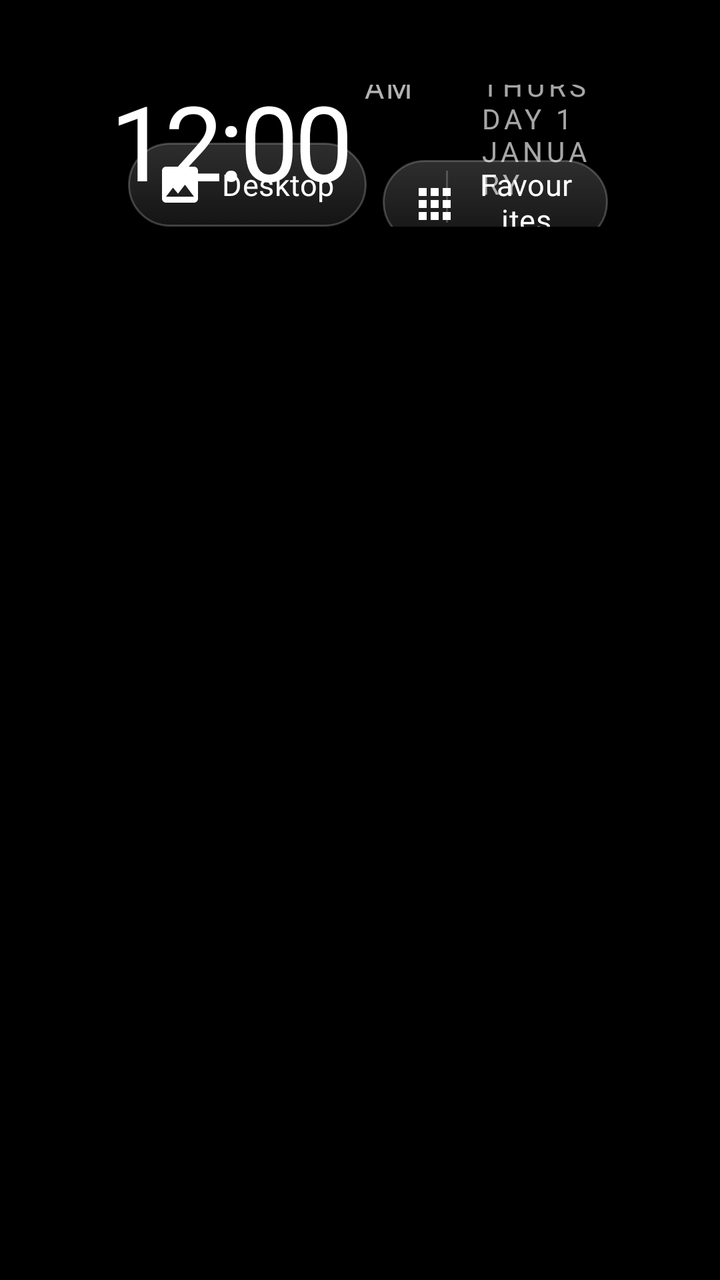
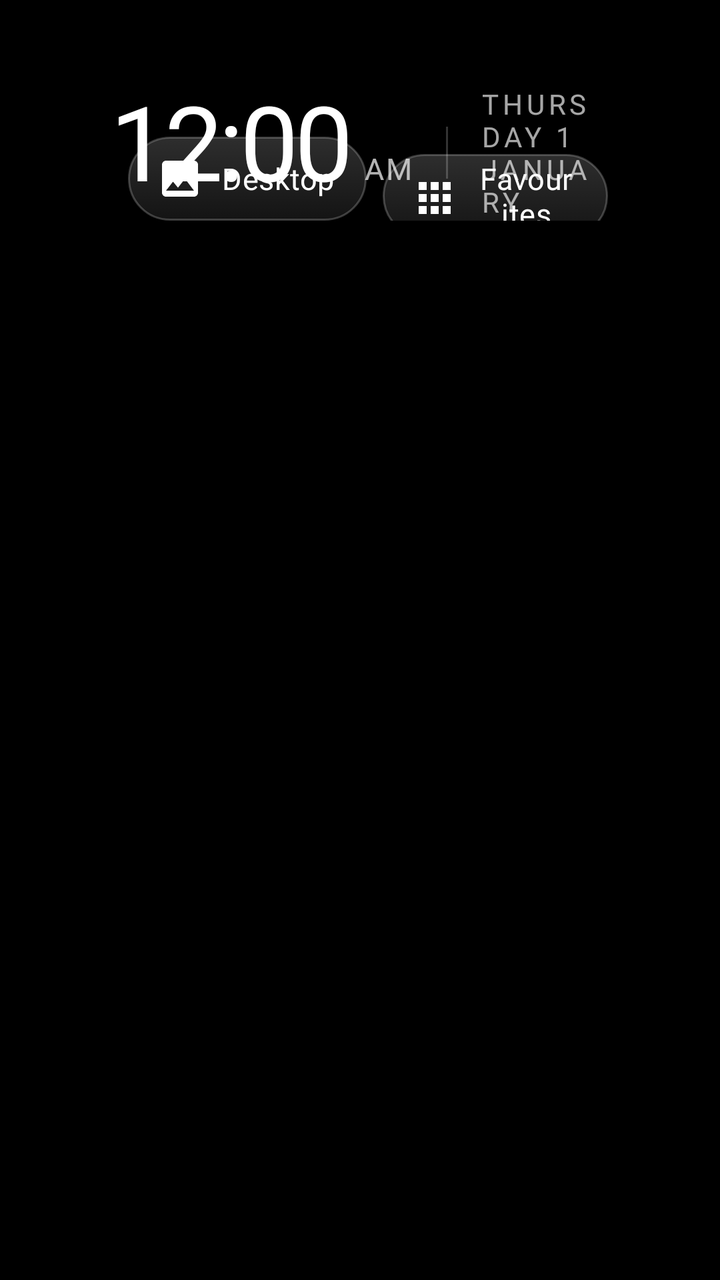

Two renders of the same Android screen: before a commit and after it. Below are the layout's source before the change and the commit's diff.
<!-- AndroidManifest.xml: application theme Theme.TvHome -->
<!-- res/layout/activity_main.xml -->
<?xml version="1.0" encoding="utf-8"?>
<FrameLayout xmlns:android="http://schemas.android.com/apk/res/android"
    android:id="@+id/root"
    android:layout_width="match_parent"
    android:layout_height="match_parent"
    android:background="#FF000000">

    
    <View
        android:id="@+id/ambient"
        android:layout_width="match_parent"
        android:layout_height="match_parent"
        android:alpha="0" />

    
    <TextView
        android:id="@+id/heroName"
        android:layout_width="wrap_content"
        android:layout_height="wrap_content"
        android:layout_marginStart="68dp"
        android:alpha="0"
        android:textColor="#FFFFFFFF"
        android:textSize="48sp"
        android:fontFamily="@font/outfit"
        android:fontVariationSettings="'wght' 300"
        android:letterSpacing="-0.02"
        android:includeFontPadding="false"
        android:singleLine="true" />

    <LinearLayout
        android:layout_width="match_parent"
        android:layout_height="match_parent"
        android:orientation="vertical"
        android:paddingStart="56dp"
        android:paddingEnd="56dp"
        android:paddingTop="26dp">

        <RelativeLayout
            android:layout_width="match_parent"
            android:layout_height="wrap_content">


                <TextView
                    android:id="@+id/greeting"
                    android:layout_width="wrap_content"
                    android:layout_height="wrap_content"
                    android:layout_alignParentStart="true"
                    android:layout_marginStart="4dp"
                    android:textColor="#8CFFFFFF"
                    android:textSize="12sp"
                    android:fontFamily="@font/outfit"
                    android:fontVariationSettings="'wght' 500"
                    android:letterSpacing="0.22"
                    android:textAllCaps="true" />

                <LinearLayout
                    android:id="@+id/clockRow"
                    android:layout_width="wrap_content"
                    android:layout_height="wrap_content"
                    android:layout_alignParentStart="true"
                    android:layout_below="@id/greeting"
                    android:orientation="horizontal"
                    android:baselineAligned="true">

                    <TextClock
                        android:id="@+id/clock"
                        android:layout_width="wrap_content"
                        android:layout_height="wrap_content"
                        android:format12Hour="h:mm"
                        android:format24Hour="HH:mm"
                        android:textColor="#FFFFFFFF"
                        android:textSize="52sp"
                        android:fontFamily="@font/outfit"
                        android:fontVariationSettings="'wght' 300"
                        android:letterSpacing="-0.04"
                        android:includeFontPadding="false" />

                    <TextClock
                        android:id="@+id/ampm"
                        android:layout_width="wrap_content"
                        android:layout_height="wrap_content"
                        android:layout_marginStart="6dp"
                        android:layout_gravity="bottom"
                        android:layout_marginBottom="8dp"
                        android:format12Hour="a"
                        android:format24Hour=""
                        android:textColor="#B3FFFFFF"
                        android:textSize="15sp"
                        android:fontFamily="@font/outfit"
                        android:fontVariationSettings="'wght' 500"
                        android:letterSpacing="0.08"
                        android:textAllCaps="true" />

                    <View
                        android:layout_width="1dp"
                        android:layout_height="26dp"
                        android:layout_gravity="bottom"
                        android:layout_marginStart="16dp"
                        android:layout_marginEnd="16dp"
                        android:layout_marginBottom="8dp"
                        android:background="#33FFFFFF" />

                    <TextClock
                        android:id="@+id/date"
                        android:layout_width="wrap_content"
                        android:layout_height="wrap_content"
                        android:layout_gravity="bottom"
                        android:layout_marginBottom="9dp"
                        android:format12Hour="@string/date_format"
                        android:format24Hour="@string/date_format"
                        android:textColor="#A6FFFFFF"
                        android:textSize="14sp"
                        android:fontFamily="@font/outfit"
                        android:fontVariationSettings="'wght' 400"
                        android:letterSpacing="0.14"
                        android:textAllCaps="true" />
                </LinearLayout>

        
    <LinearLayout
        android:id="@+id/weatherLine"
        android:layout_width="wrap_content"
        android:layout_height="wrap_content"
        android:layout_alignParentStart="true"
        android:layout_below="@id/clockRow"
        android:layout_marginTop="9dp"
        android:orientation="horizontal"
        android:gravity="center_vertical"
        android:background="@drawable/input_row_bg"
        android:paddingStart="9dp"
        android:paddingEnd="12dp"
        android:paddingTop="4dp"
        android:paddingBottom="4dp"
        android:focusable="true"
        android:focusableInTouchMode="true"
        android:nextFocusRight="@+id/btnWallpaper"
        android:visibility="gone">

        <ImageView
            android:id="@+id/weatherIcon"
            android:layout_width="19dp"
            android:layout_height="19dp"
            android:layout_marginEnd="7dp"
            android:duplicateParentState="true"
            android:tint="@drawable/pill_text"
            android:contentDescription="@null" />

        <TextView
            android:id="@+id/weatherText"
            android:layout_width="wrap_content"
            android:layout_height="wrap_content"
            android:duplicateParentState="true"
            android:textColor="@drawable/pill_text"
            android:textSize="14sp"
            android:fontFamily="@font/outfit"
            android:fontVariationSettings="'wght' 400"
            android:letterSpacing="0.04" />
    </LinearLayout>
           >

            <LinearLayout
                android:id="@+id/topButtons"
                android:layout_width="wrap_content"
                android:layout_height="wrap_content"
                android:layout_alignParentEnd="true"
                android:layout_alignBottom="@id/clockRow"
                android:layout_marginBottom="6dp"
                android:orientation="horizontal">

                <TextView
                    android:id="@+id/btnWallpaper"
                    style="@style/TopButton"
                    android:text="@string/desktop"
                    android:drawableStart="@drawable/ic_wallpaper"
                    android:nextFocusLeft="@+id/weatherLine"
                    android:nextFocusDown="@+id/grid" />

                <TextView
                    android:id="@+id/btnDock"
                    style="@style/TopButton"
                    android:text="@string/favourites"
                    android:drawableStart="@drawable/ic_dock"
                    android:nextFocusDown="@+id/grid" />

                <TextView
                    android:id="@+id/btnInputs"
                    style="@style/TopButton"
                    android:text="@string/inputs"
                    android:drawableStart="@drawable/ic_input"
                    android:nextFocusDown="@+id/grid" />

                <TextView
                    android:id="@+id/btnWifi"
                    style="@style/TopButton"
                    android:text="@string/wifi"
                    android:drawableStart="@drawable/ic_wifi"
                    android:nextFocusDown="@+id/grid" />

                <TextView
                    android:id="@+id/btnSettings"
                    style="@style/TopButton"
                    android:text="@string/settings"
                    android:drawableStart="@drawable/ic_settings"
                    android:nextFocusDown="@+id/grid" />
            </LinearLayout>


        </RelativeLayout>

        
        <FrameLayout
            android:layout_width="match_parent"
            android:layout_height="0dp"
            android:layout_weight="1"
            android:layout_marginTop="10dp">

            <androidx.recyclerview.widget.RecyclerView
                android:id="@+id/grid"
                android:layout_width="match_parent"
                android:layout_height="match_parent"
                android:paddingTop="10dp"
                android:paddingBottom="40dp"
                android:clipToPadding="false"
                android:clipChildren="false"
                android:overScrollMode="never"
                android:scrollbars="none"
                android:descendantFocusability="afterDescendants" />
        </FrameLayout>
    </LinearLayout>

    
    <com.gathin.tvhome.GlassView
        android:id="@+id/glass"
        android:layout_width="10dp"
        android:layout_height="10dp"
        android:alpha="0"
        android:importantForAccessibility="no" />
</FrameLayout>
<!-- resources referenced by this layout -->
<resources>
  <!-- drawable ic_dock (drawable) -->
  <vector xmlns:android="http://schemas.android.com/apk/res/android"
      android:width="24dp"
      android:height="24dp"
      android:viewportWidth="24"
      android:viewportHeight="24"
      android:tint="#FFFFFFFF">
      <path
          android:fillColor="#FFFFFFFF"
          android:pathData="M4,5h4v4H4zM10,5h4v4h-4zM16,5h4v4h-4zM4,11h4v4H4zM10,11h4v4h-4zM16,11h4v4h-4zM4,17h4v4H4zM10,17h4v4h-4zM16,17h4v4h-4z" />
  </vector>
  <!-- drawable ic_input (drawable) -->
  <?xml version="1.0" encoding="utf-8"?>
  <vector xmlns:android="http://schemas.android.com/apk/res/android"
      android:width="22dp" android:height="22dp"
      android:viewportWidth="24" android:viewportHeight="24">
      <path android:fillColor="#FFFFFFFF"
          android:pathData="M18,7V4c0,-1.1 -0.9,-2 -2,-2H8C6.9,2 6,2.9 6,4v3H5v6l3,6v3h8v-3l3,-6V7H18zM8,4h8v3h-2V5h-1v2h-2V5h-1v2H8V4z" />
  </vector>
  <!-- drawable ic_wallpaper (drawable) -->
  <vector xmlns:android="http://schemas.android.com/apk/res/android"
      android:width="24dp"
      android:height="24dp"
      android:viewportWidth="24"
      android:viewportHeight="24"
      android:tint="#FFFFFFFF">
      <path
          android:fillColor="#FFFFFFFF"
          android:pathData="M21,19V5c0,-1.1 -0.9,-2 -2,-2H5c-1.1,0 -2,0.9 -2,2v14c0,1.1 0.9,2 2,2h14c1.1,0 2,-0.9 2,-2zM8.5,13.5l2.5,3.01L14.5,12l4.5,6H5l3.5,-4.5z" />
  </vector>
  <!-- drawable ic_wifi (drawable) -->
  <?xml version="1.0" encoding="utf-8"?>
  <vector xmlns:android="http://schemas.android.com/apk/res/android"
      android:width="22dp" android:height="22dp"
      android:viewportWidth="24" android:viewportHeight="24">
      <path android:fillColor="#FFFFFFFF"
          android:pathData="M1,9l2,2c4.97,-4.97 13.03,-4.97 18,0l2,-2C16.93,2.93 7.08,2.93 1,9zM9,17l3,3 3,-3c-1.65,-1.66 -4.34,-1.66 -6,0zM5,13l2,2c2.76,-2.76 7.24,-2.76 10,0l2,-2C15.14,9.14 8.87,9.14 5,13z" />
  </vector>
  <!-- drawable input_row_bg (drawable) -->
  <?xml version="1.0" encoding="utf-8"?>
  <selector xmlns:android="http://schemas.android.com/apk/res/android">
      <item android:state_focused="true">
          <shape android:shape="rectangle">
              <solid android:color="#F5FFFFFF" />
              <corners android:radius="13dp" />
          </shape>
      </item>
      <item>
          <shape android:shape="rectangle">
              <solid android:color="#00000000" />
              <corners android:radius="13dp" />
          </shape>
      </item>
  </selector>
  <!-- drawable pill_text (drawable) -->
  <?xml version="1.0" encoding="utf-8"?>
  <selector xmlns:android="http://schemas.android.com/apk/res/android">
      <item android:state_focused="true" android:color="#FF111111" />
      <item android:color="#FFFFFFFF" />
  </selector>
  <string name="date_format">EEEE  d MMMM</string>
  <string name="desktop">Desktop</string>
  <string name="favourites">Favourites</string>
  <string name="inputs">Inputs</string>
  <string name="settings">Settings</string>
  <string name="wifi">Wi-Fi</string>
  <style name="Theme.TvHome" parent="android:Theme.Material.NoActionBar.Fullscreen">
          <item name="android:windowBackground">@android:color/black</item>
          <item name="android:colorBackground">@android:color/black</item>
          <item name="android:windowAnimationStyle">@null</item>
      </style>
  <!-- drawable pill_bg (drawable) -->
  <?xml version="1.0" encoding="utf-8"?>
  <selector xmlns:android="http://schemas.android.com/apk/res/android">
      <item android:state_focused="true">
          <shape android:shape="rectangle">
              <solid android:color="#F5FFFFFF" />
              <corners android:radius="21dp" />
          </shape>
      </item>
      <item>
          <shape android:shape="rectangle">
              <gradient android:angle="270" android:startColor="#2EFFFFFF" android:endColor="#14FFFFFF" />
              <stroke android:width="1dp" android:color="#38FFFFFF" />
              <corners android:radius="21dp" />
          </shape>
      </item>
  </selector>
  <!-- unchanged entries left out for length: 2 -->
</resources>

<!-- the commit's change to res/layout/activity_main.xml (unified diff, before → after) -->
@@ -92,20 +92,19 @@
                         android:textAllCaps="true" />
 
                     <View
+                        android:id="@+id/clockDivider"
                         android:layout_width="1dp"
                         android:layout_height="26dp"
-                        android:layout_gravity="bottom"
+                        android:layout_gravity="center_vertical"
                         android:layout_marginStart="16dp"
                         android:layout_marginEnd="16dp"
-                        android:layout_marginBottom="8dp"
                         android:background="#33FFFFFF" />
 
                     <TextClock
                         android:id="@+id/date"
                         android:layout_width="wrap_content"
                         android:layout_height="wrap_content"
-                        android:layout_gravity="bottom"
-                        android:layout_marginBottom="9dp"
+                        android:layout_gravity="center_vertical"
                         android:format12Hour="@string/date_format"
                         android:format24Hour="@string/date_format"
                         android:textColor="#A6FFFFFF"
@@ -164,7 +163,6 @@
                 android:layout_height="wrap_content"
                 android:layout_alignParentEnd="true"
                 android:layout_alignBottom="@id/clockRow"
-                android:layout_marginBottom="6dp"
                 android:orientation="horizontal">
 
                 <TextView
